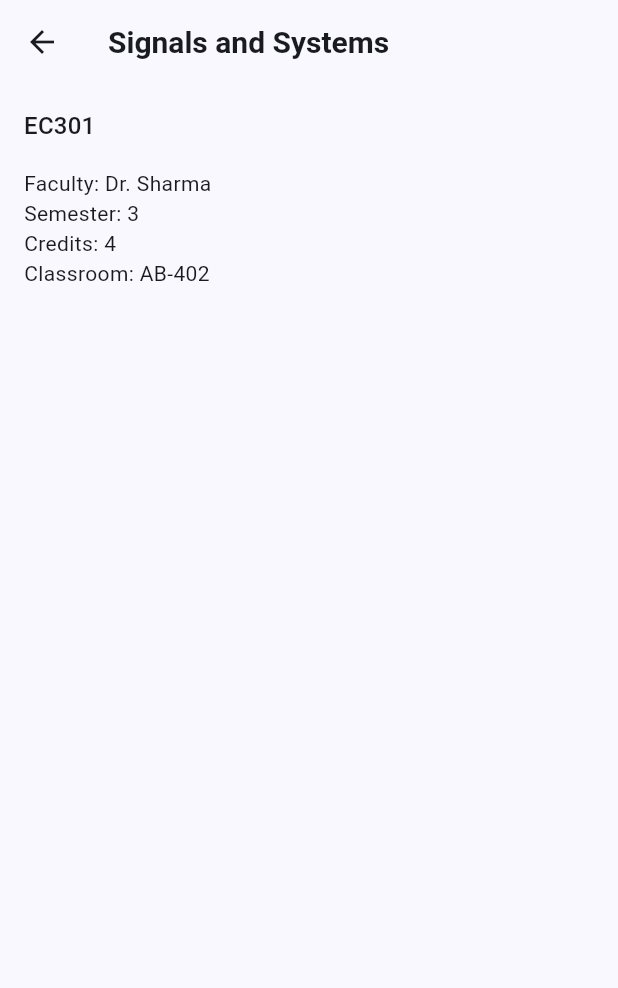
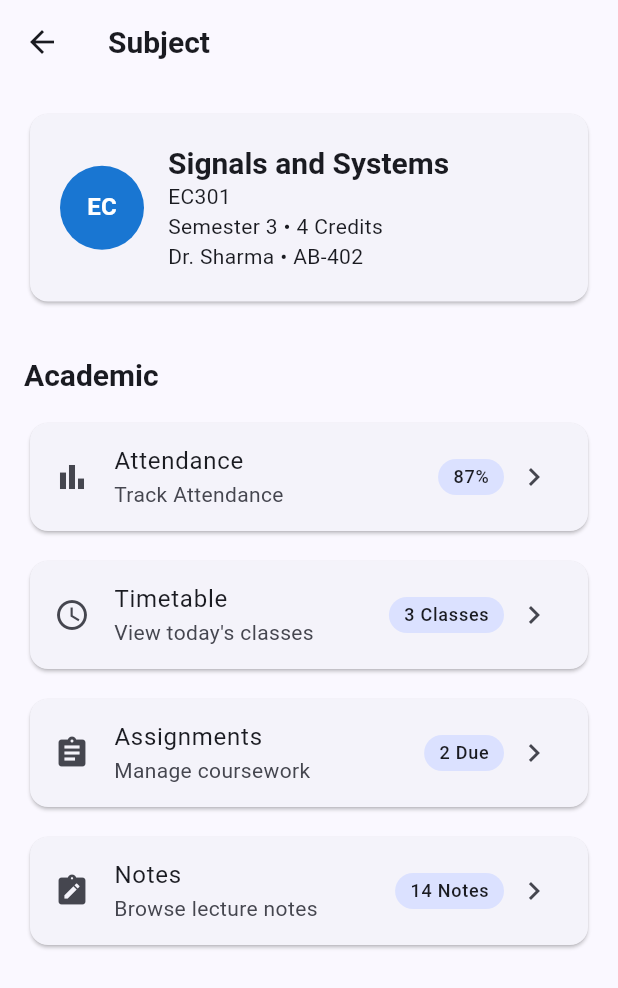
Before and after one commit to Prajwal-747/Atlas, a Flutter app: the SubjectPage screen opened directly with sample values from the repository, on a phone screen of 412 x 824 dp. Shown: the top 988 px of the screen. Run offline on Flutter 3.47's test engine with Material 3 defaults, Android fonts, the phone set to English and light mode, and no system bars; our stand-ins replace go_router.

Commit message:
Implement subject dashboard UI

```diff
--- a/frontend/lib/features/subjects/presentation/pages/subject_page.dart
+++ b/frontend/lib/features/subjects/presentation/pages/subject_page.dart
@@ -1,5 +1,8 @@
 import 'package:flutter/material.dart';
 import 'package:frontend/features/subjects/domain/entities/subject.dart';
+import 'package:frontend/features/subjects/presentation/widgets/subject_action_tile.dart';
+import 'package:frontend/features/subjects/presentation/widgets/subject_action_list.dart';
+import 'package:frontend/features/subjects/presentation/widgets/subject_header.dart';
 
 class SubjectPage extends StatelessWidget {
   final Subject subject;
@@ -9,19 +12,48 @@ class SubjectPage extends StatelessWidget {
   @override
   Widget build(BuildContext context) {
     return Scaffold(
-      appBar: AppBar(title: Text(subject.name)),
-      body: Padding(
+      appBar: AppBar(title: const Text('Subject')),
+      body: SingleChildScrollView(
         padding: const EdgeInsets.all(16),
         child: Column(
           crossAxisAlignment: CrossAxisAlignment.start,
           children: [
-            Text(subject.code, style: Theme.of(context).textTheme.titleMedium),
+            SubjectHeader(subject: subject),
+            const SizedBox(height: 32),
+            Text('Academic', style: Theme.of(context).textTheme.titleLarge),
             const SizedBox(height: 16),
-            Text('Faculty: ${subject.facultyName ?? "Not Assigned"}'),
-            Text('Semester: ${subject.semester}'),
-            Text('Credits: ${subject.credits}'),
-
-            Text('Classroom: ${subject.classroom ?? "Not Assigned"}'),
+            SubjectActionList(
+              children: [
+                SubjectActionTile(
+                  icon: Icons.bar_chart,
+                  title: 'Attendance',
+                  subtitle: 'Track Attendance',
+                  trailing: '87%',
+                  onTap: () {},
+                ),
+                SubjectActionTile(
+                  icon: Icons.schedule,
+                  title: 'Timetable',
+                  subtitle: 'View today\'s classes',
+                  trailing: '3 Classes',
+                  onTap: () {},
+                ),
+                SubjectActionTile(
+                  icon: Icons.assignment,
+                  title: 'Assignments',
+                  subtitle: 'Manage coursework',
+                  trailing: '2 Due',
+                  onTap: () {},
+                ),
+                SubjectActionTile(
+                  icon: Icons.note_alt,
+                  title: 'Notes',
+                  subtitle: 'Browse lecture notes',
+                  trailing: '14 Notes',
+                  onTap: () {},
+                ),
+              ],
+            ),
           ],
         ),
       ),
--- /dev/null
+++ b/frontend/lib/features/subjects/presentation/widgets/subject_action_list.dart
@@ -0,0 +1,18 @@
+import 'package:flutter/material.dart';
+
+class SubjectActionList extends StatelessWidget {
+  final List<Widget> children;
+  const SubjectActionList({super.key, required this.children});
+
+  @override
+  Widget build(BuildContext context) {
+    return Column(
+      children: [
+        for (int i = 0; i < children.length; i++) ...[
+          children[i],
+          if (i != children.length - 1) const SizedBox(height: 12),
+        ],
+      ],
+    );
+  }
+}
--- /dev/null
+++ b/frontend/lib/features/subjects/presentation/widgets/subject_action_tile.dart
@@ -0,0 +1,49 @@
+import 'package:flutter/material.dart';
+
+class SubjectActionTile extends StatelessWidget {
+  final IconData icon;
+  final String title;
+  final String subtitle;
+  final String trailing;
+  final VoidCallback onTap;
+
+  const SubjectActionTile({
+    super.key,
+    required this.icon,
+    required this.title,
+    required this.subtitle,
+    required this.trailing,
+    required this.onTap,
+  });
+
+  @override
+  Widget build(BuildContext context) {
+    return Card(
+      child: ListTile(
+        leading: Icon(icon),
+        title: Text(title),
+        subtitle: Text(subtitle),
+        trailing: Row(
+          mainAxisSize: MainAxisSize.min,
+          children: [
+            // Text(trailing, style: Theme.of(context).textTheme.labelLarge),
+            Container(
+              padding: const EdgeInsets.symmetric(horizontal: 10, vertical: 4),
+              decoration: BoxDecoration(
+                color: Theme.of(context).colorScheme.primaryContainer,
+                borderRadius: BorderRadius.circular(12),
+              ),
+              child: Text(
+                trailing,
+                style: Theme.of(context).textTheme.labelMedium,
+              ),
+            ),
+            const SizedBox(width: 8),
+            const Icon(Icons.chevron_right),
+          ],
+        ),
+        onTap: onTap,
+      ),
+    );
+  }
+}
--- /dev/null
+++ b/frontend/lib/features/subjects/presentation/widgets/subject_header.dart
@@ -0,0 +1,55 @@
+import 'package:flutter/material.dart';
+import 'package:frontend/features/subjects/domain/entities/subject.dart';
+
+class SubjectHeader extends StatelessWidget {
+  final Subject subject;
+
+  const SubjectHeader({super.key, required this.subject});
+
+  @override
+  Widget build(BuildContext context) {
+    return Card(
+      child: Padding(
+        padding: const EdgeInsets.all(20),
+        child: Row(
+          children: [
+            CircleAvatar(
+              radius: 28,
+              backgroundColor: Color(subject.colorValue),
+              child: Text(
+                subject.code.substring(0, 2),
+                style: const TextStyle(
+                  color: Colors.white,
+                  fontWeight: FontWeight.bold,
+                ),
+              ),
+            ),
+            const SizedBox(width: 16),
+
+            Expanded(
+              child: Column(
+                crossAxisAlignment: CrossAxisAlignment.start,
+                children: [
+                  Text(
+                    subject.name,
+                    style: Theme.of(context).textTheme.titleLarge,
+                  ),
+                  Text(subject.code),
+                  Text(
+                    'Semester ${subject.semester} • ${subject.credits} Credits',
+                  ),
+                  if (subject.facultyName != null || subject.classroom != null)
+                    Text(
+                      '${subject.facultyName ?? ''}'
+                      '${subject.facultyName != null && subject.classroom != null ? ' • ' : ''}'
+                      '${subject.classroom ?? ''}',
+                    ),
+                ],
+              ),
+            ),
+          ],
+        ),
+      ),
+    );
+  }
+}
```
